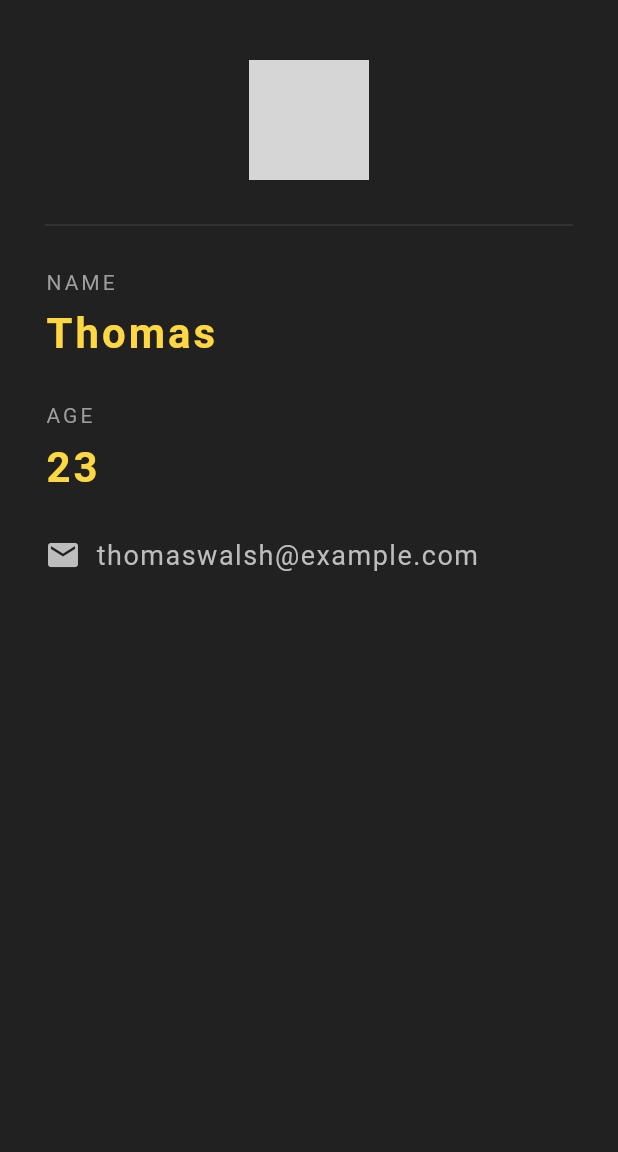
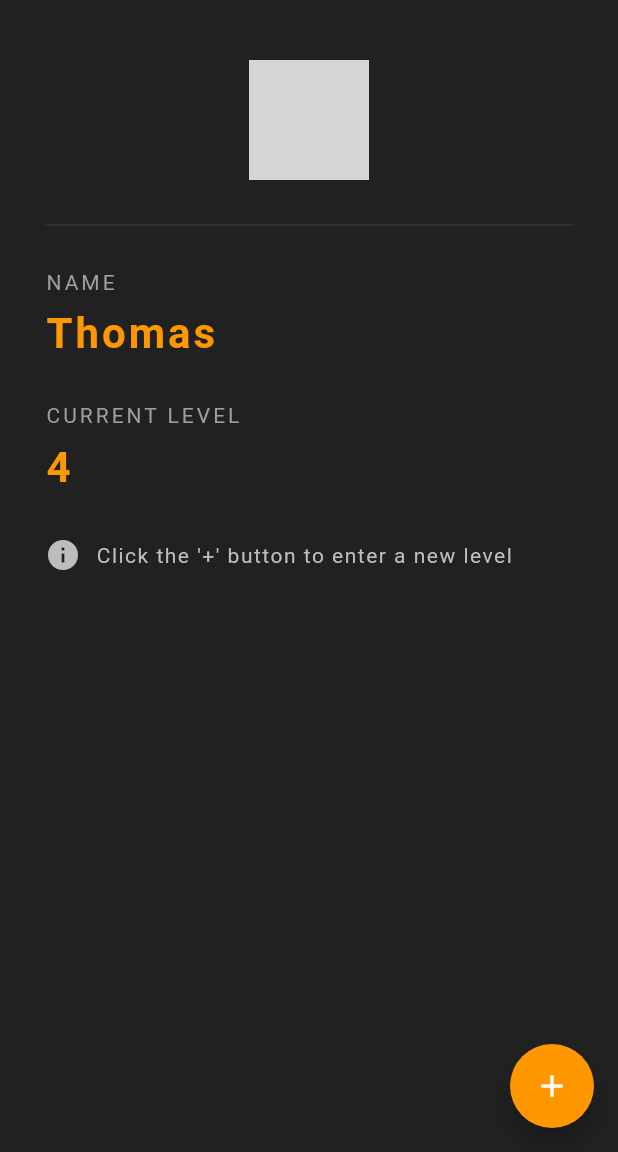
Before and after one commit to ferre0160/profile, a Flutter app: the HomeTab screen opened by its route, on a phone screen of 412 x 824 dp, the part 84-1236 px from its top. Run offline on Flutter 3.47's test engine with Material 2 defaults, Android fonts, the phone set to English and light mode, and no system bars; network calls fail; grey boxes are pictures that could not be loaded.

```diff
--- a/lib/profilepage.dart
+++ b/lib/profilepage.dart
@@ -1,3 +1,5 @@
+// ignore_for_file: prefer_const_constructors
+
 import 'package:flutter/material.dart';
 
 class HomeTab extends StatelessWidget {
@@ -18,6 +20,7 @@ class HomeTab extends StatelessWidget {
           children: <Widget>[
             Center(
               child: CircleAvatar(
+                // je zou een eigen image moeten kunnen uploaden
                 backgroundImage: NetworkImage(
                     'https://images.unsplash.com/photo-1626557094739-9761f336d82b?ixid=MnwxMjA3fDB8MHxwaG90by1wYWdlfHx8fGVufDB8fHx8&ixlib=rb-1.2.1&auto=format&fit=crop&w=387&q=80'),
                 radius: 40,
@@ -35,9 +38,10 @@ class HomeTab extends StatelessWidget {
             SizedBox(
               height: 10,
             ),
+            // name zou de ingevulde name uit homepage moeten worden
             Text('Thomas',
                 style: TextStyle(
-                  color: Colors.amberAccent,
+                  color: Colors.orange,
                   letterSpacing: 2,
                   fontSize: 28,
                   fontWeight: FontWeight.bold,
@@ -45,7 +49,7 @@ class HomeTab extends StatelessWidget {
             SizedBox(
               height: 30,
             ),
-            Text('AGE',
+            Text('CURRENT LEVEL',
                 style: TextStyle(
                   color: Colors.grey,
                   letterSpacing: 2,
@@ -53,9 +57,10 @@ class HomeTab extends StatelessWidget {
             SizedBox(
               height: 10,
             ),
-            Text('23',
+            // level zou moeten beginnen op 1, en via de floatingbutton elke keer +1
+            Text('4',
                 style: TextStyle(
-                  color: Colors.amberAccent,
+                  color: Colors.orange,
                   letterSpacing: 2,
                   fontSize: 28,
                   fontWeight: FontWeight.bold,
@@ -66,24 +71,32 @@ class HomeTab extends StatelessWidget {
             Row(
               children: <Widget>[
                 Icon(
-                  Icons.email,
+                  Icons.info,
                   color: Colors.grey[400],
                 ),
                 SizedBox(
                   width: 10,
                 ),
                 Text(
-                  'thomaswalsh@example.com',
+                  "Click the '+' button to enter a new level",
                   style: TextStyle(
                     color: Colors.grey[400],
-                    fontSize: 18,
+                    fontSize: 14,
                     letterSpacing: 1,
                   ),
                 )
               ],
-            )
+            ),
           ],
         ),
+      ),
+      floatingActionButton: FloatingActionButton(
+        // isExtended: true,
+        child: Icon(Icons.add),
+        backgroundColor: Colors.orange,
+        onPressed: () {
+          print('+ 1 level');
+        },
       ),
     );
   }
```
Also changed, not shown: lib/homepage.dart (+53 -6 lines).
